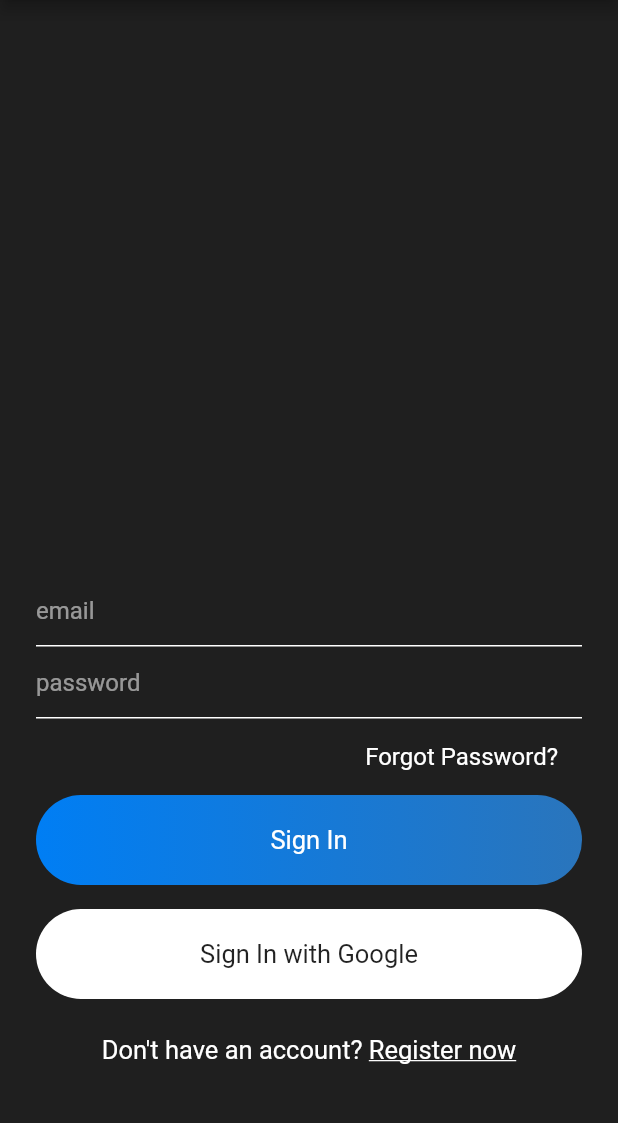
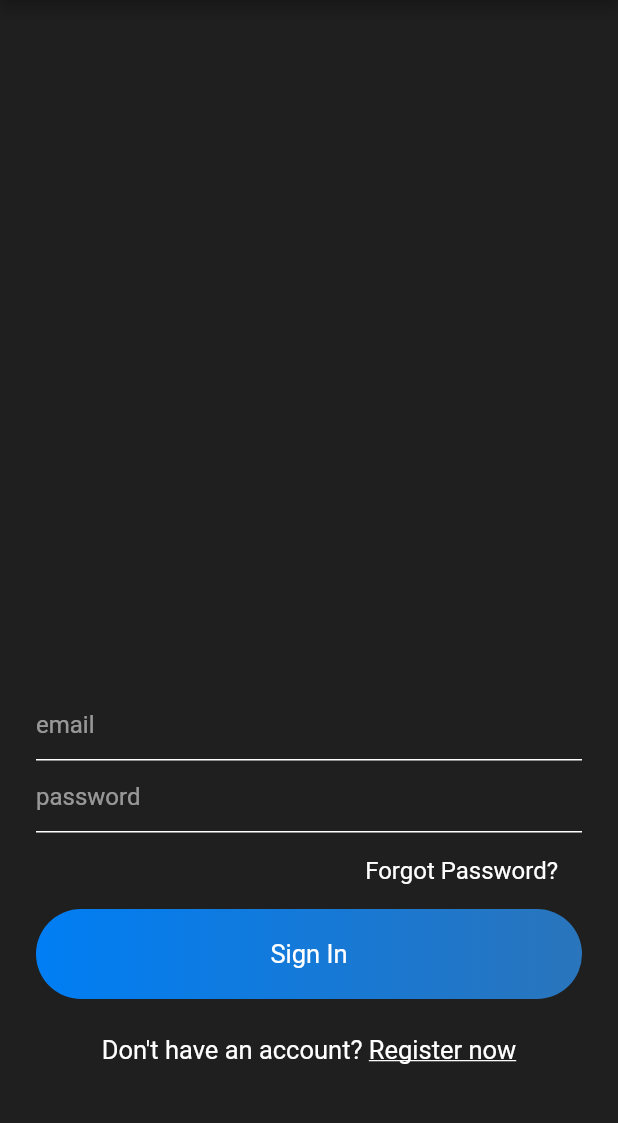
Before and after one commit to pduebel/flutter-chat-app, a Flutter app: the screen it shows after launch, on a phone screen of 412 x 824 dp, the part 84-1207 px from its top. Run offline on Flutter 3.47's test engine with Material 2 defaults, Android fonts, the phone set to English and light mode, and no system bars; our stand-ins replace cloud_firestore, firebase_auth, firebase_core, shared_preferences; accounts and stored records are empty.

Commit message:
finish chat room screen and fix keyboard overflow error on sign in and sign up

```diff
--- a/lib/services/auth.dart
+++ b/lib/services/auth.dart
@@ -1,3 +1,4 @@
+import 'package:chat_app/helper/helperfunctions.dart';
 import 'package:firebase_auth/firebase_auth.dart';
 import 'package:chat_app/models/userid.dart';
 
@@ -40,6 +41,7 @@ class AuthMethods {
 
   Future signOut() async {
     try {
+      HelperFunctions.saveUserLoggedInSharedPreference(false);
       return await _auth.signOut();
     } catch (e) {
       print(e.toString());
--- a/lib/views/sign_in.dart
+++ b/lib/views/sign_in.dart
@@ -60,6 +60,7 @@ class _SignInState extends State<SignIn> {
       body: Container(
         padding: const EdgeInsets.symmetric(horizontal: 24),
         alignment: Alignment.bottomCenter,
+        child: SingleChildScrollView(
           child: Column(
             mainAxisSize: MainAxisSize.min,
             children: [
@@ -129,23 +130,6 @@ class _SignInState extends State<SignIn> {
                 ),
               ),
               const SizedBox(height: 16),
-            Container(
-              alignment: Alignment.center,
-              width: MediaQuery.of(context).size.width,
-              padding: const EdgeInsets.symmetric(vertical: 20),
-              decoration: BoxDecoration(
-                color: Colors.white,
-                borderRadius: BorderRadius.circular(30),
-              ),
-              child: const Text(
-                'Sign In with Google',
-                style: TextStyle(
-                  color: Colors.black87,
-                  fontSize: 17,
-                ),
-              ),
-            ),
-            const SizedBox(height: 16),
               Row(
                 mainAxisAlignment: MainAxisAlignment.center,
                 children: [
@@ -175,6 +159,7 @@ class _SignInState extends State<SignIn> {
             ],
           ),
         ),
+      ),
     );
   }
 }
```
Also changed, not shown: lib/views/chat_rooms.dart (+19 -3 lines), lib/views/sign_up.dart (+3 -18 lines). Lines whose indentation alone changed are shown as unchanged.
